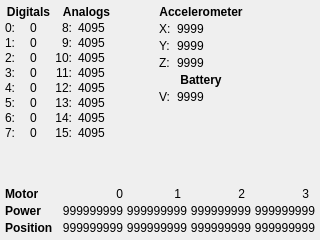
Above: cbcui/ui/Sensors.ui from kipr/cbc before the change. Below: the same form after it.
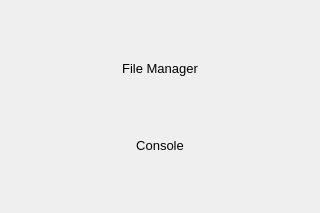
That is the form after the change. Icons and pictures are not drawn.

The edit to the form file:
```diff
--- a/cbcui/ui/Sensors.ui
+++ b/cbcui/ui/Sensors.ui
@@ -1,748 +1,39 @@
 <ui version="4.0" >
- <class>Sensors</class>
- <widget class="QDialog" name="Sensors" >
+ <class>Programs</class>
+ <widget class="QWidget" name="Programs" >
   <property name="geometry" >
    <rect>
     <x>0</x>
     <y>0</y>
     <width>320</width>
-    <height>240</height>
+    <height>213</height>
    </rect>
   </property>
-  <property name="minimumSize" >
-   <size>
-    <width>320</width>
-    <height>240</height>
-   </size>
-  </property>
-  <property name="maximumSize" >
-   <size>
-    <width>320</width>
-    <height>240</height>
-   </size>
-  </property>
   <property name="windowTitle" >
-   <string>Chumby Sensors</string>
+   <string>Form</string>
   </property>
-  <layout class="QVBoxLayout" name="verticalLayout_2" >
-   <property name="spacing" >
-    <number>3</number>
-   </property>
-   <property name="margin" >
-    <number>5</number>
-   </property>
+  <layout class="QVBoxLayout" >
    <item>
-    <layout class="QHBoxLayout" name="horizontalLayout" >
+    <spacer>
+     <property name="orientation" >
+      <enum>Qt::Vertical</enum>
+     </property>
+     <property name="sizeHint" >
+      <size>
+       <width>20</width>
+       <height>40</height>
+      </size>
+     </property>
+    </spacer>
+   </item>
+   <item>
+    <layout class="QHBoxLayout" >
      <item>
-      <layout class="QGridLayout" name="gridLayout_4" >
-       <property name="spacing" >
-        <number>3</number>
-       </property>
-       <item row="1" column="0" >
-        <widget class="QLabel" name="label_11" >
-         <property name="minimumSize" >
-          <size>
-           <width>22</width>
-           <height>12</height>
-          </size>
-         </property>
-         <property name="maximumSize" >
-          <size>
-           <width>22</width>
-           <height>12</height>
-          </size>
-         </property>
-         <property name="text" >
-          <string>0: </string>
-         </property>
-        </widget>
-       </item>
-       <item row="1" column="1" >
-        <widget class="QLabel" name="ui_Digital0" >
-         <property name="minimumSize" >
-          <size>
-           <width>22</width>
-           <height>12</height>
-          </size>
-         </property>
-         <property name="maximumSize" >
-          <size>
-           <width>22</width>
-           <height>12</height>
-          </size>
-         </property>
-         <property name="text" >
-          <string>0</string>
-         </property>
-        </widget>
-       </item>
-       <item row="2" column="0" >
-        <widget class="QLabel" name="label_12" >
-         <property name="minimumSize" >
-          <size>
-           <width>22</width>
-           <height>12</height>
-          </size>
-         </property>
-         <property name="maximumSize" >
-          <size>
-           <width>22</width>
-           <height>12</height>
-          </size>
-         </property>
-         <property name="text" >
-          <string>1: </string>
-         </property>
-        </widget>
-       </item>
-       <item row="2" column="1" >
-        <widget class="QLabel" name="ui_Digital1" >
-         <property name="minimumSize" >
-          <size>
-           <width>22</width>
-           <height>12</height>
-          </size>
-         </property>
-         <property name="maximumSize" >
-          <size>
-           <width>22</width>
-           <height>12</height>
-          </size>
-         </property>
-         <property name="text" >
-          <string>0</string>
-         </property>
-        </widget>
-       </item>
-       <item row="3" column="0" >
-        <widget class="QLabel" name="label_13" >
-         <property name="minimumSize" >
-          <size>
-           <width>22</width>
-           <height>12</height>
-          </size>
-         </property>
-         <property name="maximumSize" >
-          <size>
-           <width>22</width>
-           <height>12</height>
-          </size>
-         </property>
-         <property name="text" >
-          <string>2: </string>
-         </property>
-        </widget>
-       </item>
-       <item row="3" column="1" >
-        <widget class="QLabel" name="ui_Digital2" >
-         <property name="minimumSize" >
-          <size>
-           <width>22</width>
-           <height>12</height>
-          </size>
-         </property>
-         <property name="maximumSize" >
-          <size>
-           <width>22</width>
-           <height>12</height>
-          </size>
-         </property>
-         <property name="text" >
-          <string>0</string>
-         </property>
-        </widget>
-       </item>
-       <item row="4" column="0" >
-        <widget class="QLabel" name="label_14" >
-         <property name="minimumSize" >
-          <size>
-           <width>22</width>
-           <height>12</height>
-          </size>
-         </property>
-         <property name="maximumSize" >
-          <size>
-           <width>22</width>
-           <height>12</height>
-          </size>
-         </property>
-         <property name="text" >
-          <string>3: </string>
-         </property>
-        </widget>
-       </item>
-       <item row="4" column="1" >
-        <widget class="QLabel" name="ui_Digital3" >
-         <property name="minimumSize" >
-          <size>
-           <width>22</width>
-           <height>12</height>
-          </size>
-         </property>
-         <property name="maximumSize" >
-          <size>
-           <width>22</width>
-           <height>12</height>
-          </size>
-         </property>
-         <property name="text" >
-          <string>0</string>
-         </property>
-        </widget>
-       </item>
-       <item row="5" column="0" >
-        <widget class="QLabel" name="label_15" >
-         <property name="minimumSize" >
-          <size>
-           <width>22</width>
-           <height>12</height>
-          </size>
-         </property>
-         <property name="maximumSize" >
-          <size>
-           <width>22</width>
-           <height>12</height>
-          </size>
-         </property>
-         <property name="text" >
-          <string>4: </string>
-         </property>
-        </widget>
-       </item>
-       <item row="5" column="1" >
-        <widget class="QLabel" name="ui_Digital4" >
-         <property name="minimumSize" >
-          <size>
-           <width>22</width>
-           <height>12</height>
-          </size>
-         </property>
-         <property name="maximumSize" >
-          <size>
-           <width>22</width>
-           <height>12</height>
-          </size>
-         </property>
-         <property name="text" >
-          <string>0</string>
-         </property>
-        </widget>
-       </item>
-       <item row="6" column="0" >
-        <widget class="QLabel" name="label_16" >
-         <property name="minimumSize" >
-          <size>
-           <width>22</width>
-           <height>12</height>
-          </size>
-         </property>
-         <property name="maximumSize" >
-          <size>
-           <width>22</width>
-           <height>12</height>
-          </size>
-         </property>
-         <property name="text" >
-          <string>5: </string>
-         </property>
-        </widget>
-       </item>
-       <item row="6" column="1" >
-        <widget class="QLabel" name="ui_Digital5" >
-         <property name="minimumSize" >
-          <size>
-           <width>22</width>
-           <height>12</height>
-          </size>
-         </property>
-         <property name="maximumSize" >
-          <size>
-           <width>22</width>
-           <height>12</height>
-          </size>
-         </property>
-         <property name="text" >
-          <string>0</string>
-         </property>
-        </widget>
-       </item>
-       <item row="7" column="0" >
-        <widget class="QLabel" name="label_17" >
-         <property name="minimumSize" >
-          <size>
-           <width>22</width>
-           <height>12</height>
-          </size>
-         </property>
-         <property name="maximumSize" >
-          <size>
-           <width>22</width>
-           <height>12</height>
-          </size>
-         </property>
-         <property name="text" >
-          <string>6: </string>
-         </property>
-        </widget>
-       </item>
-       <item row="7" column="1" >
-        <widget class="QLabel" name="ui_Digital6" >
-         <property name="minimumSize" >
-          <size>
-           <width>22</width>
-           <height>12</height>
-          </size>
-         </property>
-         <property name="maximumSize" >
-          <size>
-           <width>22</width>
-           <height>12</height>
-          </size>
-         </property>
-         <property name="text" >
-          <string>0</string>
-         </property>
-        </widget>
-       </item>
-       <item row="8" column="0" >
-        <widget class="QLabel" name="label_19" >
-         <property name="minimumSize" >
-          <size>
-           <width>22</width>
-           <height>12</height>
-          </size>
-         </property>
-         <property name="maximumSize" >
-          <size>
-           <width>22</width>
-           <height>12</height>
-          </size>
-         </property>
-         <property name="text" >
-          <string>7: </string>
-         </property>
-        </widget>
-       </item>
-       <item row="8" column="1" >
-        <widget class="QLabel" name="ui_Digital7" >
-         <property name="minimumSize" >
-          <size>
-           <width>22</width>
-           <height>12</height>
-          </size>
-         </property>
-         <property name="maximumSize" >
-          <size>
-           <width>22</width>
-           <height>12</height>
-          </size>
-         </property>
-         <property name="text" >
-          <string>0</string>
-         </property>
-        </widget>
-       </item>
-       <item row="0" column="0" colspan="2" >
-        <widget class="QLabel" name="label_21" >
-         <property name="font" >
-          <font>
-           <weight>75</weight>
-           <bold>true</bold>
-          </font>
-         </property>
-         <property name="text" >
-          <string>Digitals</string>
-         </property>
-         <property name="alignment" >
-          <set>Qt::AlignCenter</set>
-         </property>
-        </widget>
-       </item>
-       <item row="9" column="0" >
-        <spacer name="verticalSpacer_3" >
-         <property name="orientation" >
-          <enum>Qt::Vertical</enum>
-         </property>
-         <property name="sizeHint" stdset="0" >
-          <size>
-           <width>20</width>
-           <height>40</height>
-          </size>
-         </property>
-        </spacer>
-       </item>
-      </layout>
-     </item>
-     <item>
-      <layout class="QGridLayout" name="gridLayout_2" >
-       <property name="spacing" >
-        <number>3</number>
-       </property>
-       <item row="1" column="0" >
-        <widget class="QLabel" name="label_18" >
-         <property name="minimumSize" >
-          <size>
-           <width>17</width>
-           <height>12</height>
-          </size>
-         </property>
-         <property name="maximumSize" >
-          <size>
-           <width>17</width>
-           <height>12</height>
-          </size>
-         </property>
-         <property name="text" >
-          <string> 8:</string>
-         </property>
-         <property name="alignment" >
-          <set>Qt::AlignRight|Qt::AlignTrailing|Qt::AlignVCenter</set>
-         </property>
-        </widget>
-       </item>
-       <item row="1" column="1" >
-        <widget class="QLabel" name="ui_Analog8" >
-         <property name="minimumSize" >
-          <size>
-           <width>40</width>
-           <height>12</height>
-          </size>
-         </property>
-         <property name="maximumSize" >
-          <size>
-           <width>40</width>
-           <height>12</height>
-          </size>
-         </property>
-         <property name="text" >
-          <string>4095</string>
-         </property>
-        </widget>
-       </item>
-       <item row="2" column="0" >
-        <widget class="QLabel" name="label_20" >
-         <property name="minimumSize" >
-          <size>
-           <width>17</width>
-           <height>12</height>
-          </size>
-         </property>
-         <property name="maximumSize" >
-          <size>
-           <width>17</width>
-           <height>12</height>
-          </size>
-         </property>
-         <property name="text" >
-          <string> 9:</string>
-         </property>
-         <property name="alignment" >
-          <set>Qt::AlignRight|Qt::AlignTrailing|Qt::AlignVCenter</set>
-         </property>
-        </widget>
-       </item>
-       <item row="2" column="1" >
-        <widget class="QLabel" name="ui_Analog9" >
-         <property name="minimumSize" >
-          <size>
-           <width>40</width>
-           <height>12</height>
-          </size>
-         </property>
-         <property name="maximumSize" >
-          <size>
-           <width>40</width>
-           <height>12</height>
-          </size>
-         </property>
-         <property name="text" >
-          <string>4095</string>
-         </property>
-        </widget>
-       </item>
-       <item row="3" column="0" >
-        <widget class="QLabel" name="label_22" >
-         <property name="minimumSize" >
-          <size>
-           <width>17</width>
-           <height>12</height>
-          </size>
-         </property>
-         <property name="maximumSize" >
-          <size>
-           <width>17</width>
-           <height>12</height>
-          </size>
-         </property>
-         <property name="text" >
-          <string>10:</string>
-         </property>
-         <property name="alignment" >
-          <set>Qt::AlignRight|Qt::AlignTrailing|Qt::AlignVCenter</set>
-         </property>
-        </widget>
-       </item>
-       <item row="3" column="1" >
-        <widget class="QLabel" name="ui_Analog10" >
-         <property name="minimumSize" >
-          <size>
-           <width>40</width>
-           <height>12</height>
-          </size>
-         </property>
-         <property name="maximumSize" >
-          <size>
-           <width>40</width>
-           <height>12</height>
-          </size>
-         </property>
-         <property name="text" >
-          <string>4095</string>
-         </property>
-        </widget>
-       </item>
-       <item row="4" column="0" >
-        <widget class="QLabel" name="label_24" >
-         <property name="minimumSize" >
-          <size>
-           <width>17</width>
-           <height>12</height>
-          </size>
-         </property>
-         <property name="maximumSize" >
-          <size>
-           <width>17</width>
-           <height>12</height>
-          </size>
-         </property>
-         <property name="text" >
-          <string>11:</string>
-         </property>
-         <property name="alignment" >
-          <set>Qt::AlignRight|Qt::AlignTrailing|Qt::AlignVCenter</set>
-         </property>
-        </widget>
-       </item>
-       <item row="4" column="1" >
-        <widget class="QLabel" name="ui_Analog11" >
-         <property name="minimumSize" >
-          <size>
-           <width>40</width>
-           <height>12</height>
-          </size>
-         </property>
-         <property name="maximumSize" >
-          <size>
-           <width>40</width>
-           <height>12</height>
-          </size>
-         </property>
-         <property name="text" >
-          <string>4095</string>
-         </property>
-        </widget>
-       </item>
-       <item row="5" column="0" >
-        <widget class="QLabel" name="label_26" >
-         <property name="minimumSize" >
-          <size>
-           <width>17</width>
-           <height>12</height>
-          </size>
-         </property>
-         <property name="maximumSize" >
-          <size>
-           <width>17</width>
-           <height>12</height>
-          </size>
-         </property>
-         <property name="text" >
-          <string>12:</string>
-         </property>
-         <property name="alignment" >
-          <set>Qt::AlignRight|Qt::AlignTrailing|Qt::AlignVCenter</set>
-         </property>
-        </widget>
-       </item>
-       <item row="5" column="1" >
-        <widget class="QLabel" name="ui_Analog12" >
-         <property name="minimumSize" >
-          <size>
-           <width>40</width>
-           <height>12</height>
-          </size>
-         </property>
-         <property name="maximumSize" >
-          <size>
-           <width>40</width>
-           <height>12</height>
-          </size>
-         </property>
-         <property name="text" >
-          <string>4095</string>
-         </property>
-        </widget>
-       </item>
-       <item row="6" column="0" >
-        <widget class="QLabel" name="label_28" >
-         <property name="minimumSize" >
-          <size>
-           <width>17</width>
-           <height>12</height>
-          </size>
-         </property>
-         <property name="maximumSize" >
-          <size>
-           <width>17</width>
-           <height>12</height>
-          </size>
-         </property>
-         <property name="text" >
-          <string>13:</string>
-         </property>
-         <property name="alignment" >
-          <set>Qt::AlignRight|Qt::AlignTrailing|Qt::AlignVCenter</set>
-         </property>
-        </widget>
-       </item>
-       <item row="6" column="1" >
-        <widget class="QLabel" name="ui_Analog13" >
-         <property name="minimumSize" >
-          <size>
-           <width>40</width>
-           <height>12</height>
-          </size>
-         </property>
-         <property name="maximumSize" >
-          <size>
-           <width>40</width>
-           <height>12</height>
-          </size>
-         </property>
-         <property name="text" >
-          <string>4095</string>
-         </property>
-        </widget>
-       </item>
-       <item row="7" column="0" >
-        <widget class="QLabel" name="label_30" >
-         <property name="minimumSize" >
-          <size>
-           <width>17</width>
-           <height>12</height>
-          </size>
-         </property>
-         <property name="maximumSize" >
-          <size>
-           <width>17</width>
-           <height>12</height>
-          </size>
-         </property>
-         <property name="text" >
-          <string>14:</string>
-         </property>
-         <property name="alignment" >
-          <set>Qt::AlignRight|Qt::AlignTrailing|Qt::AlignVCenter</set>
-         </property>
-        </widget>
-       </item>
-       <item row="7" column="1" >
-        <widget class="QLabel" name="ui_Analog14" >
-         <property name="minimumSize" >
-          <size>
-           <width>40</width>
-           <height>12</height>
-          </size>
-         </property>
-         <property name="maximumSize" >
-          <size>
-           <width>40</width>
-           <height>12</height>
-          </size>
-         </property>
-         <property name="text" >
-          <string>4095</string>
-         </property>
-        </widget>
-       </item>
-       <item row="8" column="0" >
-        <widget class="QLabel" name="label_32" >
-         <property name="minimumSize" >
-          <size>
-           <width>17</width>
-           <height>12</height>
-          </size>
-         </property>
-         <property name="maximumSize" >
-          <size>
-           <width>17</width>
-           <height>12</height>
-          </size>
-         </property>
-         <property name="text" >
-          <string>15:</string>
-         </property>
-         <property name="alignment" >
-          <set>Qt::AlignRight|Qt::AlignTrailing|Qt::AlignVCenter</set>
-         </property>
-        </widget>
-       </item>
-       <item row="8" column="1" >
-        <widget class="QLabel" name="ui_Analog15" >
-         <property name="minimumSize" >
-          <size>
-           <width>40</width>
-           <height>12</height>
-          </size>
-         </property>
-         <property name="maximumSize" >
-          <size>
-           <width>40</width>
-           <height>12</height>
-          </size>
-         </property>
-         <property name="text" >
-          <string>4095</string>
-         </property>
-        </widget>
-       </item>
-       <item row="9" column="0" >
-        <spacer name="verticalSpacer_2" >
-         <property name="orientation" >
-          <enum>Qt::Vertical</enum>
-         </property>
-         <property name="sizeHint" stdset="0" >
-          <size>
-           <width>20</width>
-           <height>40</height>
-          </size>
-         </property>
-        </spacer>
-       </item>
-       <item row="0" column="0" colspan="2" >
-        <widget class="QLabel" name="label_9" >
-         <property name="font" >
-          <font>
-           <weight>75</weight>
-           <bold>true</bold>
-          </font>
-         </property>
-         <property name="text" >
-          <string>Analogs</string>
-         </property>
-         <property name="alignment" >
-          <set>Qt::AlignCenter</set>
-         </property>
-        </widget>
-       </item>
-      </layout>
-     </item>
-     <item>
-      <spacer name="horizontalSpacer_2" >
+      <spacer>
        <property name="orientation" >
         <enum>Qt::Horizontal</enum>
        </property>
-       <property name="sizeHint" stdset="0" >
+       <property name="sizeHint" >
         <size>
          <width>40</width>
          <height>20</height>
@@ -751,134 +42,44 @@
       </spacer>
      </item>
      <item>
-      <layout class="QGridLayout" name="gridLayout" >
-       <item row="0" column="0" colspan="2" >
-        <widget class="QLabel" name="label" >
-         <property name="font" >
-          <font>
-           <weight>75</weight>
-           <bold>true</bold>
-          </font>
-         </property>
-         <property name="text" >
-          <string>Accelerometer</string>
-         </property>
-         <property name="alignment" >
-          <set>Qt::AlignCenter</set>
-         </property>
-        </widget>
-       </item>
-       <item row="1" column="0" >
-        <widget class="QLabel" name="label_3" >
-         <property name="text" >
-          <string>X: </string>
-         </property>
-        </widget>
-       </item>
-       <item row="1" column="1" >
-        <widget class="QLabel" name="ui_AccelerometerX" >
-         <property name="sizePolicy" >
-          <sizepolicy vsizetype="Preferred" hsizetype="Expanding" >
-           <horstretch>0</horstretch>
-           <verstretch>0</verstretch>
-          </sizepolicy>
-         </property>
-         <property name="text" >
-          <string>9999</string>
-         </property>
-        </widget>
-       </item>
-       <item row="2" column="0" >
-        <widget class="QLabel" name="label_4" >
-         <property name="text" >
-          <string>Y: </string>
-         </property>
-        </widget>
-       </item>
-       <item row="2" column="1" >
-        <widget class="QLabel" name="ui_AccelerometerY" >
-         <property name="sizePolicy" >
-          <sizepolicy vsizetype="Preferred" hsizetype="Expanding" >
-           <horstretch>0</horstretch>
-           <verstretch>0</verstretch>
-          </sizepolicy>
-         </property>
-         <property name="text" >
-          <string>9999</string>
-         </property>
-        </widget>
-       </item>
-       <item row="3" column="0" >
-        <widget class="QLabel" name="label_5" >
-         <property name="text" >
-          <string>Z: </string>
-         </property>
-        </widget>
-       </item>
-       <item row="3" column="1" >
-        <widget class="QLabel" name="ui_AccelerometerZ" >
-         <property name="sizePolicy" >
-          <sizepolicy vsizetype="Preferred" hsizetype="Expanding" >
-           <horstretch>0</horstretch>
-           <verstretch>0</verstretch>
-          </sizepolicy>
-         </property>
-         <property name="text" >
-          <string>9999</string>
-         </property>
-        </widget>
-       </item>
-       <item row="4" column="0" colspan="2" >
-        <widget class="QLabel" name="label_2" >
-         <property name="font" >
-          <font>
-           <weight>75</weight>
-           <bold>true</bold>
-          </font>
-         </property>
-         <property name="text" >
-          <string>Battery</string>
-         </property>
-         <property name="alignment" >
-          <set>Qt::AlignCenter</set>
-         </property>
-        </widget>
-       </item>
-       <item row="5" column="0" >
-        <widget class="QLabel" name="label_10" >
-         <property name="text" >
-          <string>V: </string>
-         </property>
-        </widget>
-       </item>
-       <item row="5" column="1" >
-        <widget class="QLabel" name="ui_BatteryVoltage" >
-         <property name="text" >
-          <string>9999</string>
-         </property>
-        </widget>
-       </item>
-       <item row="6" column="1" >
-        <spacer name="verticalSpacer_4" >
-         <property name="orientation" >
-          <enum>Qt::Vertical</enum>
-         </property>
-         <property name="sizeHint" stdset="0" >
-          <size>
-           <width>20</width>
-           <height>40</height>
-          </size>
-         </property>
-        </spacer>
-       </item>
-      </layout>
+      <widget class="QPushButton" name="pushButton" >
+       <property name="minimumSize" >
+        <size>
+         <width>80</width>
+         <height>30</height>
+        </size>
+       </property>
+       <property name="maximumSize" >
+        <size>
+         <width>80</width>
+         <height>30</height>
+        </size>
+       </property>
+       <property name="styleSheet" >
+        <string>QPushButton{
+border:0px;
+background-image:url(:/actions/rivet80x30L.png);
+color:black;
+font-size:10pt;
+}
+QPushButton:pressed{
+border:0px;
+background-image:url(:/actions/rivet80x30D.png);
+color:white;
+font-size:10pt;
+}</string>
+       </property>
+       <property name="text" >
+        <string>File Manager</string>
+       </property>
+      </widget>
      </item>
      <item>
-      <spacer name="horizontalSpacer" >
+      <spacer>
        <property name="orientation" >
         <enum>Qt::Horizontal</enum>
        </property>
-       <property name="sizeHint" stdset="0" >
+       <property name="sizeHint" >
         <size>
          <width>40</width>
          <height>20</height>
@@ -886,259 +87,97 @@
        </property>
       </spacer>
      </item>
-     <item>
-      <layout class="QVBoxLayout" name="verticalLayout" >
-       <item>
-        <widget class="QPushButton" name="ui_CloseButton" >
-         <property name="minimumSize" >
-          <size>
-           <width>30</width>
-           <height>30</height>
-          </size>
-         </property>
-         <property name="maximumSize" >
-          <size>
-           <width>30</width>
-           <height>30</height>
-          </size>
-         </property>
-         <property name="text" >
-          <string/>
-         </property>
-         <property name="icon" >
-          <iconset resource="icons/icons.qrc" >
-           <normaloff>:/actions/Crystal_Clear_action_button_cancel.png</normaloff>:/actions/Crystal_Clear_action_button_cancel.png</iconset>
-         </property>
-         <property name="iconSize" >
-          <size>
-           <width>30</width>
-           <height>30</height>
-          </size>
-         </property>
-         <property name="flat" >
-          <bool>true</bool>
-         </property>
-        </widget>
-       </item>
-       <item>
-        <spacer name="verticalSpacer" >
-         <property name="orientation" >
-          <enum>Qt::Vertical</enum>
-         </property>
-         <property name="sizeHint" stdset="0" >
-          <size>
-           <width>20</width>
-           <height>40</height>
-          </size>
-         </property>
-        </spacer>
-       </item>
-      </layout>
-     </item>
     </layout>
    </item>
    <item>
-    <layout class="QGridLayout" name="gridLayout_3" >
-     <property name="spacing" >
-      <number>3</number>
+    <spacer>
+     <property name="orientation" >
+      <enum>Qt::Vertical</enum>
      </property>
-     <item row="0" column="1" >
-      <widget class="QLabel" name="label_34" >
-       <property name="text" >
-        <string>0</string>
+     <property name="sizeHint" >
+      <size>
+       <width>20</width>
+       <height>40</height>
+      </size>
+     </property>
+    </spacer>
+   </item>
+   <item>
+    <layout class="QHBoxLayout" >
+     <item>
+      <spacer>
+       <property name="orientation" >
+        <enum>Qt::Horizontal</enum>
        </property>
-       <property name="alignment" >
-        <set>Qt::AlignRight|Qt::AlignTrailing|Qt::AlignVCenter</set>
-       </property>
-      </widget>
-     </item>
-     <item row="0" column="2" >
-      <widget class="QLabel" name="label_35" >
-       <property name="minimumSize" >
+       <property name="sizeHint" >
         <size>
-         <width>55</width>
-         <height>0</height>
+         <width>40</width>
+         <height>20</height>
         </size>
        </property>
-       <property name="maximumSize" >
-        <size>
-         <width>55</width>
-         <height>16777215</height>
-        </size>
-       </property>
-       <property name="text" >
-        <string>1</string>
-       </property>
-       <property name="alignment" >
-        <set>Qt::AlignRight|Qt::AlignTrailing|Qt::AlignVCenter</set>
-       </property>
-      </widget>
+      </spacer>
      </item>
-     <item row="0" column="3" >
-      <widget class="QLabel" name="label_36" >
+     <item>
+      <widget class="QPushButton" name="pushButton_2" >
        <property name="minimumSize" >
         <size>
-         <width>55</width>
-         <height>0</height>
+         <width>80</width>
+         <height>30</height>
         </size>
        </property>
        <property name="maximumSize" >
         <size>
-         <width>55</width>
-         <height>16777215</height>
+         <width>80</width>
+         <height>30</height>
         </size>
        </property>
+       <property name="styleSheet" >
+        <string>QPushButton{
+border:0px;
+background-image:url(:/actions/rivet80x30L.png);
+color:black;
+font-size:10pt;
+}
+QPushButton:pressed{
+border:0px;
+background-image:url(:/actions/rivet80x30D.png);
+color:white;
+font-size:10pt;
+}</string>
+       </property>
        <property name="text" >
-        <string>2</string>
+        <string>Console</string>
        </property>
-       <property name="alignment" >
-        <set>Qt::AlignRight|Qt::AlignTrailing|Qt::AlignVCenter</set>
-       </property>
       </widget>
      </item>
-     <item row="0" column="4" >
-      <widget class="QLabel" name="label_37" >
-       <property name="minimumSize" >
-        <size>
-         <width>55</width>
-         <height>0</height>
-        </size>
+     <item>
+      <spacer>
+       <property name="orientation" >
+        <enum>Qt::Horizontal</enum>
        </property>
-       <property name="maximumSize" >
+       <property name="sizeHint" >
         <size>
-         <width>55</width>
-         <height>16777215</height>
+         <width>40</width>
+         <height>20</height>
         </size>
        </property>
-       <property name="text" >
-        <string>3</string>
-       </property>
-       <property name="alignment" >
-        <set>Qt::AlignRight|Qt::AlignTrailing|Qt::AlignVCenter</set>
-       </property>
-      </widget>
+      </spacer>
      </item>
-     <item row="1" column="0" >
-      <widget class="QLabel" name="label_38" >
-       <property name="font" >
-        <font>
-         <weight>75</weight>
-         <bold>true</bold>
-        </font>
-       </property>
-       <property name="text" >
-        <string>Power</string>
-       </property>
-      </widget>
-     </item>
-     <item row="1" column="1" >
-      <widget class="QLabel" name="ui_Motor0Power" >
-       <property name="text" >
-        <string>999999999</string>
-       </property>
-       <property name="alignment" >
-        <set>Qt::AlignRight|Qt::AlignTrailing|Qt::AlignVCenter</set>
-       </property>
-      </widget>
-     </item>
-     <item row="1" column="2" >
-      <widget class="QLabel" name="ui_Motor1Power" >
-       <property name="text" >
-        <string>999999999</string>
-       </property>
-       <property name="alignment" >
-        <set>Qt::AlignRight|Qt::AlignTrailing|Qt::AlignVCenter</set>
-       </property>
-      </widget>
-     </item>
-     <item row="1" column="3" >
-      <widget class="QLabel" name="ui_Motor2Power" >
-       <property name="text" >
-        <string>999999999</string>
-       </property>
-       <property name="alignment" >
-        <set>Qt::AlignRight|Qt::AlignTrailing|Qt::AlignVCenter</set>
-       </property>
-      </widget>
-     </item>
-     <item row="1" column="4" >
-      <widget class="QLabel" name="ui_Motor3Power" >
-       <property name="text" >
-        <string>999999999</string>
-       </property>
-       <property name="alignment" >
-        <set>Qt::AlignRight|Qt::AlignTrailing|Qt::AlignVCenter</set>
-       </property>
-      </widget>
-     </item>
-     <item row="2" column="0" >
-      <widget class="QLabel" name="label_43" >
-       <property name="font" >
-        <font>
-         <weight>75</weight>
-         <bold>true</bold>
-        </font>
-       </property>
-       <property name="text" >
-        <string>Position</string>
-       </property>
-      </widget>
-     </item>
-     <item row="2" column="1" >
-      <widget class="QLabel" name="ui_Motor0Position" >
-       <property name="text" >
-        <string>999999999</string>
-       </property>
-       <property name="alignment" >
-        <set>Qt::AlignRight|Qt::AlignTrailing|Qt::AlignVCenter</set>
-       </property>
-      </widget>
-     </item>
-     <item row="2" column="2" >
-      <widget class="QLabel" name="ui_Motor1Position" >
-       <property name="text" >
-        <string>999999999</string>
-       </property>
-       <property name="alignment" >
-        <set>Qt::AlignRight|Qt::AlignTrailing|Qt::AlignVCenter</set>
-       </property>
-      </widget>
-     </item>
-     <item row="2" column="3" >
-      <widget class="QLabel" name="ui_Motor2Position" >
-       <property name="text" >
-        <string>999999999</string>
-       </property>
-       <property name="alignment" >
-        <set>Qt::AlignRight|Qt::AlignTrailing|Qt::AlignVCenter</set>
-       </property>
-      </widget>
-     </item>
-     <item row="2" column="4" >
-      <widget class="QLabel" name="ui_Motor3Position" >
-       <property name="text" >
-        <string>999999999</string>
-       </property>
-       <property name="alignment" >
-        <set>Qt::AlignRight|Qt::AlignTrailing|Qt::AlignVCenter</set>
-       </property>
-      </widget>
-     </item>
-     <item row="0" column="0" >
-      <widget class="QLabel" name="label_33" >
-       <property name="font" >
-        <font>
-         <weight>75</weight>
-         <bold>true</bold>
-        </font>
-       </property>
-       <property name="text" >
-        <string>Motor</string>
-       </property>
-      </widget>
-     </item>
     </layout>
    </item>
+   <item>
+    <spacer>
+     <property name="orientation" >
+      <enum>Qt::Vertical</enum>
+     </property>
+     <property name="sizeHint" >
+      <size>
+       <width>20</width>
+       <height>40</height>
+      </size>
+     </property>
+    </spacer>
+   </item>
   </layout>
  </widget>
  <resources>
```
Left out of the diff: 23 changed lines with no effect on the pictures.
